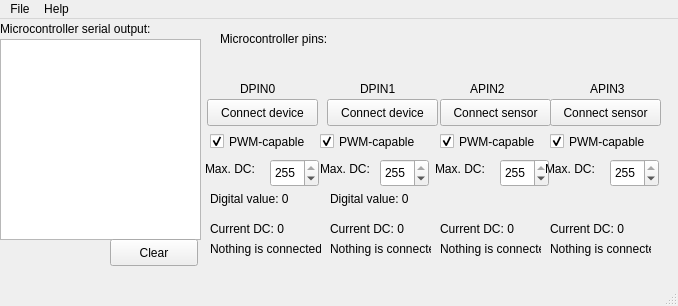
Old version of the form extras/microcontrollersimulator/microcontrollerwindow.ui in the repository tenfensw/libmule.
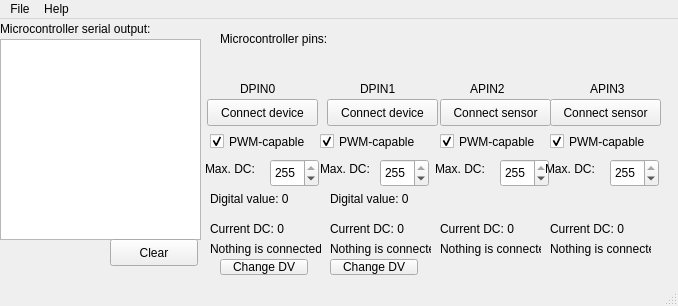
New version of the form.

Patch:
```diff
--- a/extras/microcontrollersimulator/microcontrollerwindow.ui
+++ b/extras/microcontrollersimulator/microcontrollerwindow.ui
@@ -489,6 +489,32 @@
      <string>Nothing is connected</string>
     </property>
    </widget>
+   <widget class="QPushButton" name="pin0_changedv">
+    <property name="geometry">
+     <rect>
+      <x>220</x>
+      <y>240</y>
+      <width>88</width>
+      <height>16</height>
+     </rect>
+    </property>
+    <property name="text">
+     <string>Change DV</string>
+    </property>
+   </widget>
+   <widget class="QPushButton" name="pin1_changedv">
+    <property name="geometry">
+     <rect>
+      <x>330</x>
+      <y>240</y>
+      <width>88</width>
+      <height>16</height>
+     </rect>
+    </property>
+    <property name="text">
+     <string>Change DV</string>
+    </property>
+   </widget>
   </widget>
   <widget class="QMenuBar" name="menuBar">
    <property name="geometry">
```
